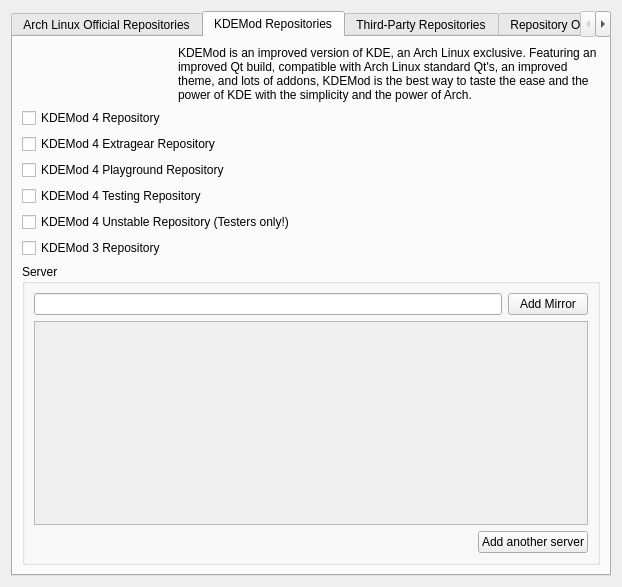
Before: the Qt Designer form src/config/databaseConfig.ui in drf/shaman1, drawn with Qt 5.
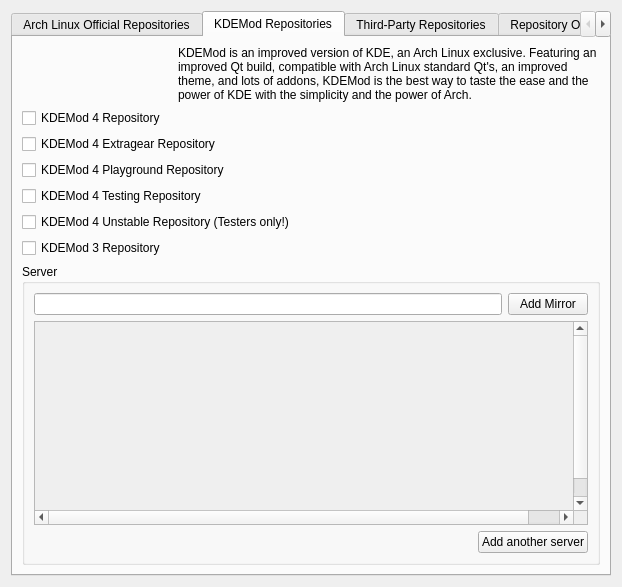
After: the same form once the commit is applied. The open tabs and pages were chosen to show the change. Icons and pictures are not drawn.

Commit message: Config Databases is almost there

```diff
--- a/src/config/databaseConfig.ui
+++ b/src/config/databaseConfig.ui
@@ -295,7 +295,7 @@
             <item>
              <widget class="QScrollArea" name="kdemodScrollArea">
               <property name="widgetResizable">
-               <bool>true</bool>
+               <bool>false</bool>
               </property>
               <widget class="QWidget" name="scrollAreaWidgetContents_3">
                <property name="geometry">
@@ -306,21 +306,7 @@
                  <height>211</height>
                 </rect>
                </property>
-               <layout class="QVBoxLayout" name="verticalLayout_7">
-                <item>
-                 <spacer name="verticalSpacer_2">
-                  <property name="orientation">
-                   <enum>Qt::Vertical</enum>
-                  </property>
-                  <property name="sizeHint" stdset="0">
-                   <size>
-                    <width>20</width>
-                    <height>200</height>
-                   </size>
-                  </property>
-                 </spacer>
-                </item>
-               </layout>
+               <layout class="QVBoxLayout" name="verticalLayout_7"/>
               </widget>
              </widget>
             </item>
```
Left out of the diff: 4 changed lines with no effect on the pictures. The commit also changes 4 other files.
